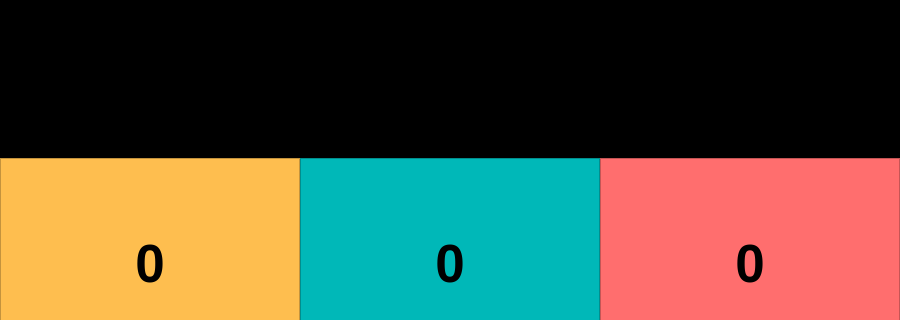
The window that ui.ui (ChingChieh/PsychoProject) describes before a commit, drawn with Qt 5; both pictures show x 0 to 900 and y 0 to 320 of the 900 by 600 pixel window.
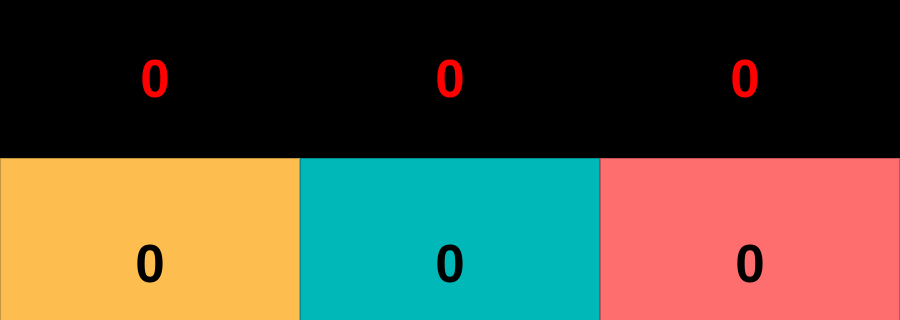
The same window after the commit.

What changed in the file:
```diff
--- a/ui.ui
+++ b/ui.ui
@@ -65,6 +65,127 @@
         <property name="frameShadow">
          <enum>QFrame::Raised</enum>
         </property>
+        <layout class="QVBoxLayout" name="verticalLayout_8">
+         <item>
+          <layout class="QHBoxLayout" name="horizontalLayout_7" stretch="1,0,2,0,2,0,1">
+           <property name="sizeConstraint">
+            <enum>QLayout::SetMaximumSize</enum>
+           </property>
+           <item>
+            <spacer name="horizontalSpacer_9">
+             <property name="orientation">
+              <enum>Qt::Horizontal</enum>
+             </property>
+             <property name="sizeHint" stdset="0">
+              <size>
+               <width>40</width>
+               <height>20</height>
+              </size>
+             </property>
+            </spacer>
+           </item>
+           <item>
+            <widget class="QLabel" name="src_4">
+             <property name="font">
+              <font>
+               <pointsize>40</pointsize>
+               <weight>75</weight>
+               <bold>true</bold>
+              </font>
+             </property>
+             <property name="styleSheet">
+              <string notr="true">color : red;</string>
+             </property>
+             <property name="text">
+              <string>0</string>
+             </property>
+             <property name="alignment">
+              <set>Qt::AlignCenter</set>
+             </property>
+            </widget>
+           </item>
+           <item>
+            <spacer name="horizontalSpacer_10">
+             <property name="orientation">
+              <enum>Qt::Horizontal</enum>
+             </property>
+             <property name="sizeHint" stdset="0">
+              <size>
+               <width>40</width>
+               <height>20</height>
+              </size>
+             </property>
+            </spacer>
+           </item>
+           <item>
+            <widget class="QLabel" name="src_6">
+             <property name="font">
+              <font>
+               <pointsize>40</pointsize>
+               <weight>75</weight>
+               <bold>true</bold>
+              </font>
+             </property>
+             <property name="styleSheet">
+              <string notr="true">color : red;</string>
+             </property>
+             <property name="text">
+              <string>0</string>
+             </property>
+             <property name="alignment">
+              <set>Qt::AlignCenter</set>
+             </property>
+            </widget>
+           </item>
+           <item>
+            <spacer name="horizontalSpacer_11">
+             <property name="orientation">
+              <enum>Qt::Horizontal</enum>
+             </property>
+             <property name="sizeHint" stdset="0">
+              <size>
+               <width>40</width>
+               <height>20</height>
+              </size>
+             </property>
+            </spacer>
+           </item>
+           <item>
+            <widget class="QLabel" name="src_5">
+             <property name="font">
+              <font>
+               <pointsize>40</pointsize>
+               <weight>75</weight>
+               <bold>true</bold>
+              </font>
+             </property>
+             <property name="styleSheet">
+              <string notr="true">color : red;</string>
+             </property>
+             <property name="text">
+              <string>0</string>
+             </property>
+             <property name="alignment">
+              <set>Qt::AlignCenter</set>
+             </property>
+            </widget>
+           </item>
+           <item>
+            <spacer name="horizontalSpacer_12">
+             <property name="orientation">
+              <enum>Qt::Horizontal</enum>
+             </property>
+             <property name="sizeHint" stdset="0">
+              <size>
+               <width>40</width>
+               <height>20</height>
+              </size>
+             </property>
+            </spacer>
+           </item>
+          </layout>
+         </item>
+        </layout>
        </widget>
       </item>
       <item>
```
